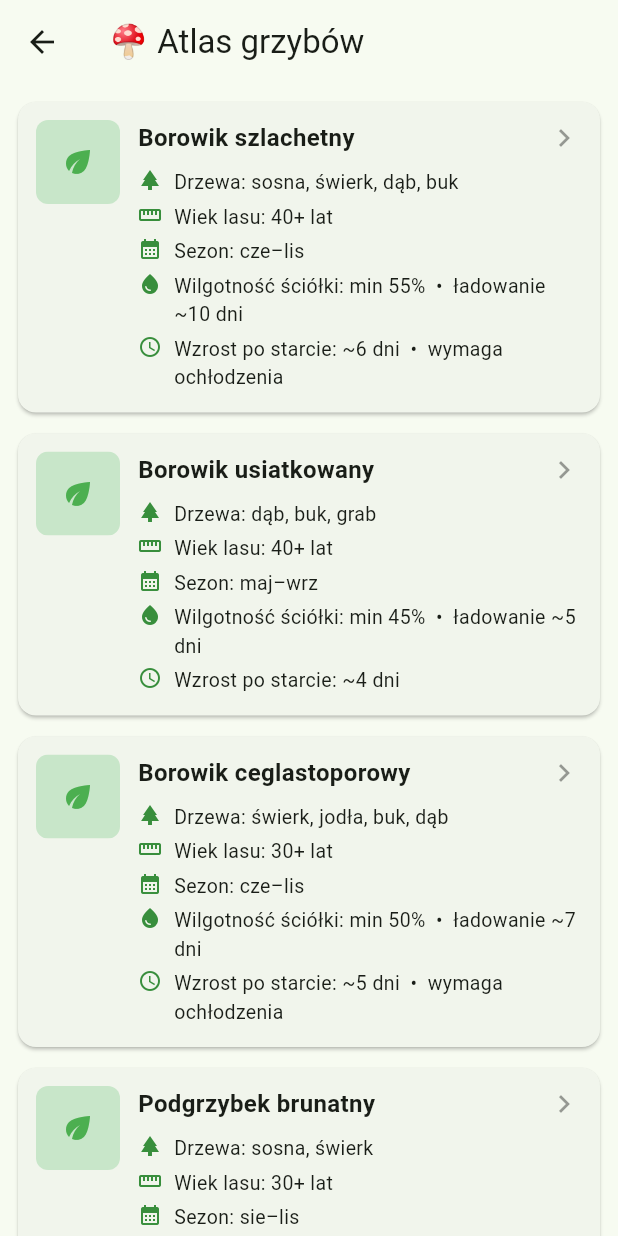
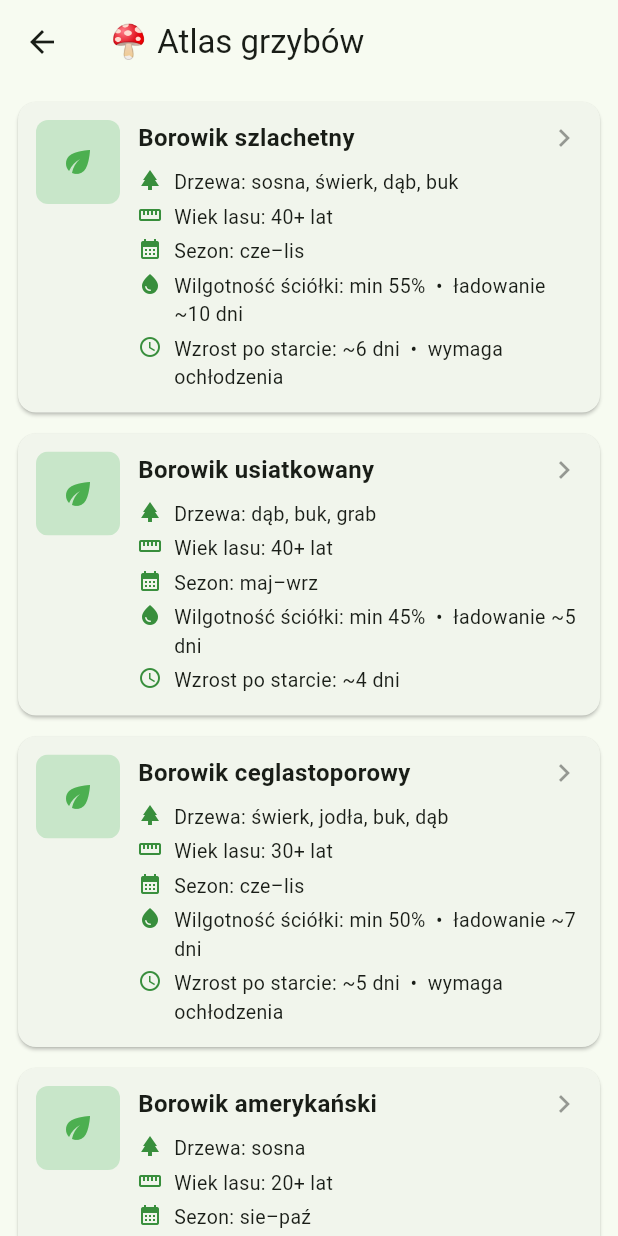
Before and after one commit to krzysfl123-debug/MashroomsKF, a Flutter app: the AtlasScreen screen opened directly, on a phone screen of 412 x 824 dp. Run offline on Flutter 3.47's test engine with Material 3 defaults, Android fonts, the phone set to English and light mode, and no system bars; our stand-ins replace flutter_map, geolocator, latlong2, supabase_flutter; accounts and stored records are empty; network calls fail.

Commit message:
Add American bolete to species list

```diff
--- a/lib/atlas.dart
+++ b/lib/atlas.dart
@@ -24,6 +24,7 @@ const Map<String, String> kWikiNazwy = {
   'Kurka': 'Pieprznik jadalny',
   'Rydz': 'Mleczaj rydz',
   'Borowik ceglastoporowy': 'Krasnoborowik ceglastopory',
+  'Borowik amerykański': 'Złotoborowik wysmukły',
 };
 
 /// Zwraca tytuł artykułu Wiki dla danej nazwy gatunku.
@@ -44,6 +45,7 @@ const List<GatunekInfo> kAtlasGatunki = [
   GatunekInfo('Borowik szlachetny', ['SO','ŚW','DB','BK'], 40, 999, 16.0, 55, 10, 2.5, 6, [6,7,8,9,10,11]),
   GatunekInfo('Borowik usiatkowany', ['DB','BK','GB'], 40, 999, 19.0, 45, 5, 0.0, 4, [5,6,7,8,9]),
   GatunekInfo('Borowik ceglastoporowy', ['ŚW','JD','BK','DB'], 30, 999, 17.0, 50, 7, 1.0, 5, [6,7,8,9,10,11]),
+  GatunekInfo('Borowik amerykański', ['SO'], 20, 999, 16.0, 40, 6, 1.0, 5, [8,9,10]),
   GatunekInfo('Podgrzybek brunatny', ['SO','ŚW'], 30, 999, 15.0, 50, 7, 1.5, 5, [8,9,10,11]),
   GatunekInfo('Podgrzybek zajączek', ['SO','DB','BK','BRZ'], 20, 999, 16.0, 45, 5, 0.0, 4, [6,7,8,9,10]),
   GatunekInfo('Maślak zwyczajny', ['SO'], 5, 40, 15.0, 35, 3, 0.0, 2, [6,7,8,9,10,11]),
```
